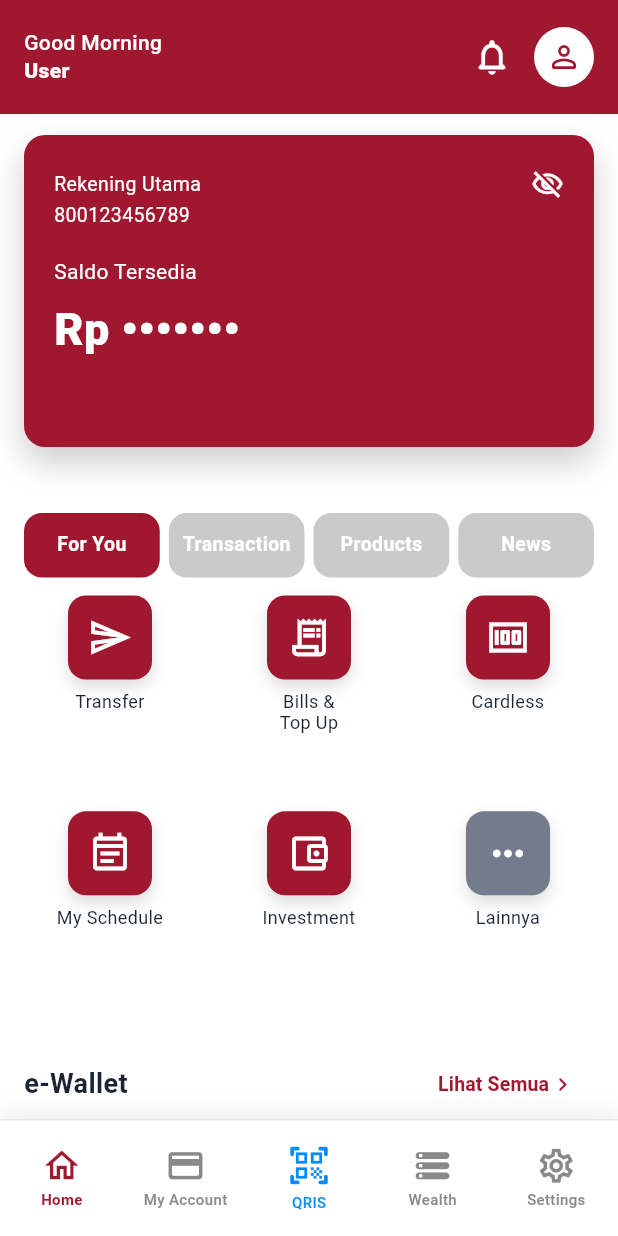
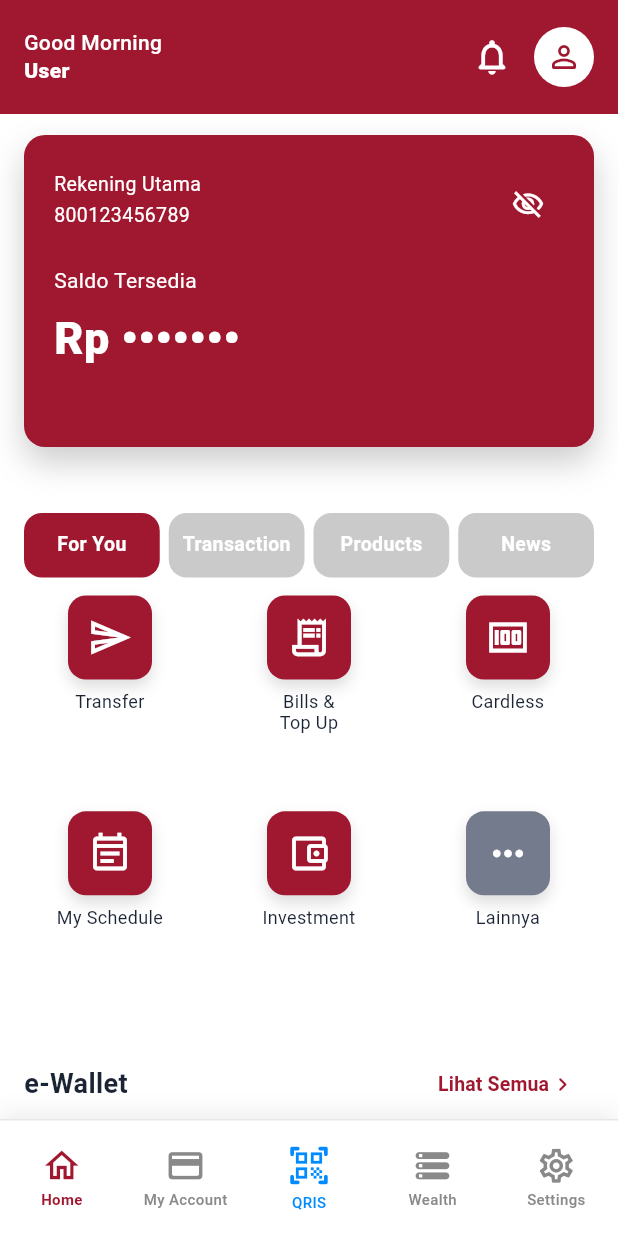
Before and after one commit to harrymx1/Capstone-Project-B1-Kelompok-2-2026, a Flutter app: the HomePage screen opened by its route, on a phone screen of 412 x 824 dp. Run offline on Flutter 3.47's test engine with Material 3 defaults, Android fonts, the phone set to English and light mode, and no system bars.

Commit message:
add balance visibility

```diff
--- a/lib/features/home/pages/home_page.dart
+++ b/lib/features/home/pages/home_page.dart
@@ -33,6 +33,7 @@ class _HomePageState extends State<HomePage> {
   String? _recommendationReason;
   bool _loading = true;
   bool _hasLoaded = false;
+  bool _isBalanceVisible = false;
 
   void _trackFeatureClick(String featureName) {
     final userId = UserSession.user?['user_id'];
@@ -179,6 +180,7 @@ class _HomePageState extends State<HomePage> {
         _homeData?['recommendation'] as Map<String, dynamic>?;
 
     final promoCatalog = (_homeData?['promo_catalog'] as List<dynamic>?) ?? [];
+    final balance = _readBalance(currentUser?['saldo_rata_rata']);
 
     return Scaffold(
       backgroundColor: Colors.white,
@@ -198,7 +200,15 @@ class _HomePageState extends State<HomePage> {
                       child: Column(
                         crossAxisAlignment: CrossAxisAlignment.start,
                         children: [
-                          const _BalanceCard(),
+                          _BalanceCard(
+                            balance: balance,
+                            isVisible: _isBalanceVisible,
+                            onToggleVisibility: () {
+                              setState(() {
+                                _isBalanceVisible = !_isBalanceVisible;
+                              });
+                            },
+                          ),
                           const SizedBox(height: 20),
 
                           if (recommendation != null)
@@ -361,6 +371,12 @@ class _HomePageState extends State<HomePage> {
       ),
     );
   }
+
+  num? _readBalance(dynamic value) {
+    if (value is num) return value;
+    if (value is String) return num.tryParse(value);
+    return null;
+  }
 }
 
 class _HomeHeader extends StatelessWidget {
@@ -429,7 +445,33 @@ class _HomeHeader extends StatelessWidget {
 }
 
 class _BalanceCard extends StatelessWidget {
-  const _BalanceCard();
+  const _BalanceCard({
+    required this.balance,
+    required this.isVisible,
+    required this.onToggleVisibility,
+  });
+
+  final num? balance;
+  final bool isVisible;
+  final VoidCallback onToggleVisibility;
+
+  String _formatRupiah(num? value) {
+    if (value == null) return 'Rp 0';
+
+    final digits = value.round().toString();
+    final buffer = StringBuffer();
+
+    for (var i = 0; i < digits.length; i++) {
+      final remaining = digits.length - i;
+      buffer.write(digits[i]);
+
+      if (remaining > 1 && remaining % 3 == 1) {
+        buffer.write('.');
+      }
+    }
+
+    return 'Rp $buffer';
+  }
 
   @override
   Widget build(BuildContext context) {
@@ -448,13 +490,13 @@ class _BalanceCard extends StatelessWidget {
           ),
         ],
       ),
-      child: const Column(
+      child: Column(
         crossAxisAlignment: CrossAxisAlignment.start,
         children: [
           Row(
             crossAxisAlignment: CrossAxisAlignment.start,
             children: [
-              Expanded(
+              const Expanded(
                 child: Text(
                   'Rekening Utama\n800123456789',
                   style: TextStyle(
@@ -465,19 +507,38 @@ class _BalanceCard extends StatelessWidget {
                 ),
               ),
               // TODO: replace with actual asset
-              Icon(
-                Icons.visibility_off_outlined,
+              IconButton(
+                onPressed: onToggleVisibility,
+                icon: Icon(
+                  isVisible
+                      ? Icons.visibility_outlined
+                      : Icons.visibility_off_outlined,
+                ),
                 color: Colors.white,
-                size: 22,
+                iconSize: 22,
+                padding: EdgeInsets.zero,
+                constraints: const BoxConstraints(
+                  minWidth: 32,
+                  minHeight: 32,
+                ),
               ),
             ],
           ),
-          SizedBox(height: 18),
-          Text(
+          const SizedBox(height: 18),
+          const Text(
             'Saldo Tersedia',
             style: TextStyle(color: Colors.white, fontSize: 14),
           ),
-          SizedBox(height: 8),
+          const SizedBox(height: 8),
+          Text(
+            isVisible ? _formatRupiah(balance) : 'Rp •••••••',
+            style: const TextStyle(
+              color: Colors.white,
+              fontSize: 30,
+              fontWeight: FontWeight.w900,
+            ),
+          ),
+          if (false)
           Text(
             'Rp •••••••',
             style: TextStyle(
```
Also changed, not shown: 2 other files.
